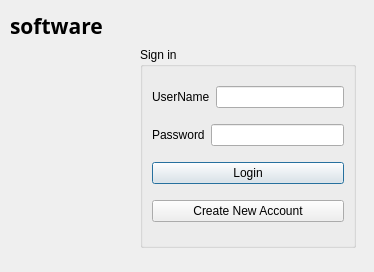
Before: the Qt Designer form login.ui in KANKAN25/Tipid-Timpla-Tracker, drawn with Qt 5.
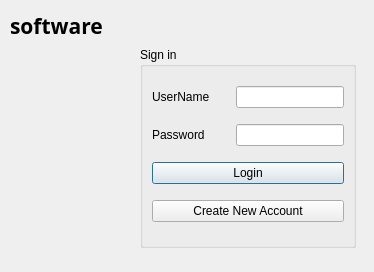
After: the same form once the commit is applied.

Commit message: finished eatery interface

Patch:
```diff
--- a/login.ui
+++ b/login.ui
@@ -35,6 +35,19 @@
         </property>
        </widget>
       </item>
+      <item>
+       <spacer name="horizontalSpacer_2">
+        <property name="orientation">
+         <enum>Qt::Horizontal</enum>
+        </property>
+        <property name="sizeHint" stdset="0">
+         <size>
+          <width>5</width>
+          <height>20</height>
+         </size>
+        </property>
+       </spacer>
+      </item>
       <item>
        <widget class="QLineEdit" name="lineEdit_Username"/>
       </item>
@@ -49,6 +62,19 @@
         </property>
        </widget>
       </item>
+      <item>
+       <spacer name="horizontalSpacer">
+        <property name="orientation">
+         <enum>Qt::Horizontal</enum>
+        </property>
+        <property name="sizeHint" stdset="0">
+         <size>
+          <width>7</width>
+          <height>20</height>
+         </size>
+        </property>
+       </spacer>
+      </item>
       <item>
        <widget class="QLineEdit" name="lineEdit_Password">
         <property name="contextMenuPolicy">
```
The commit also changes 4 other files.
